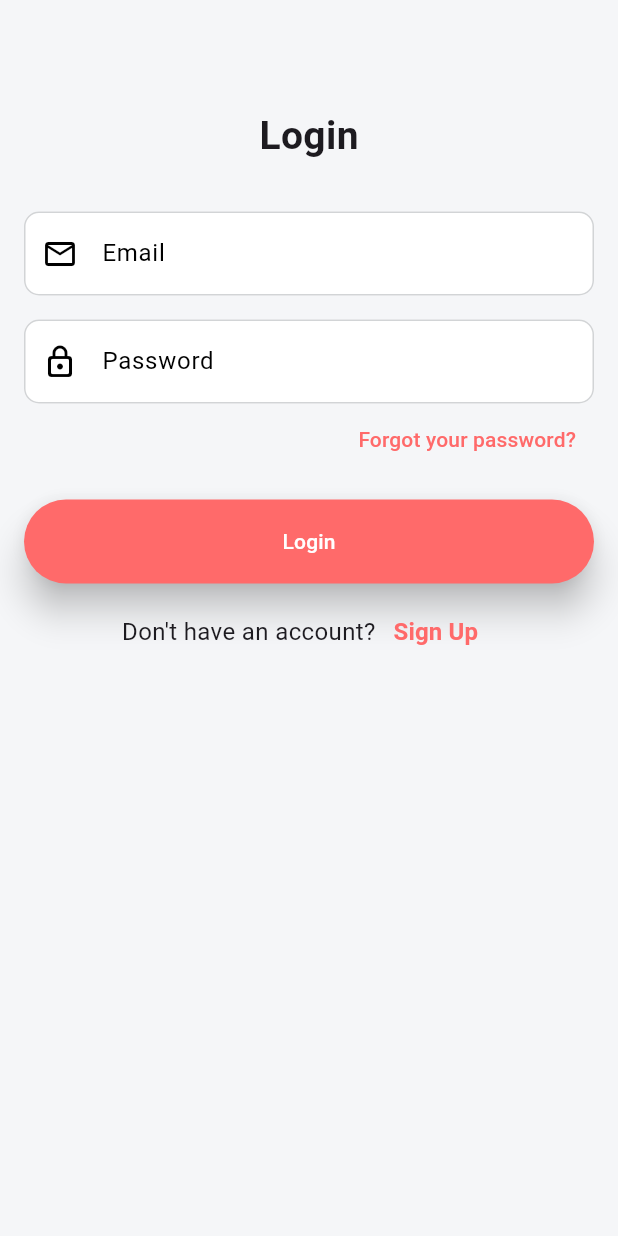
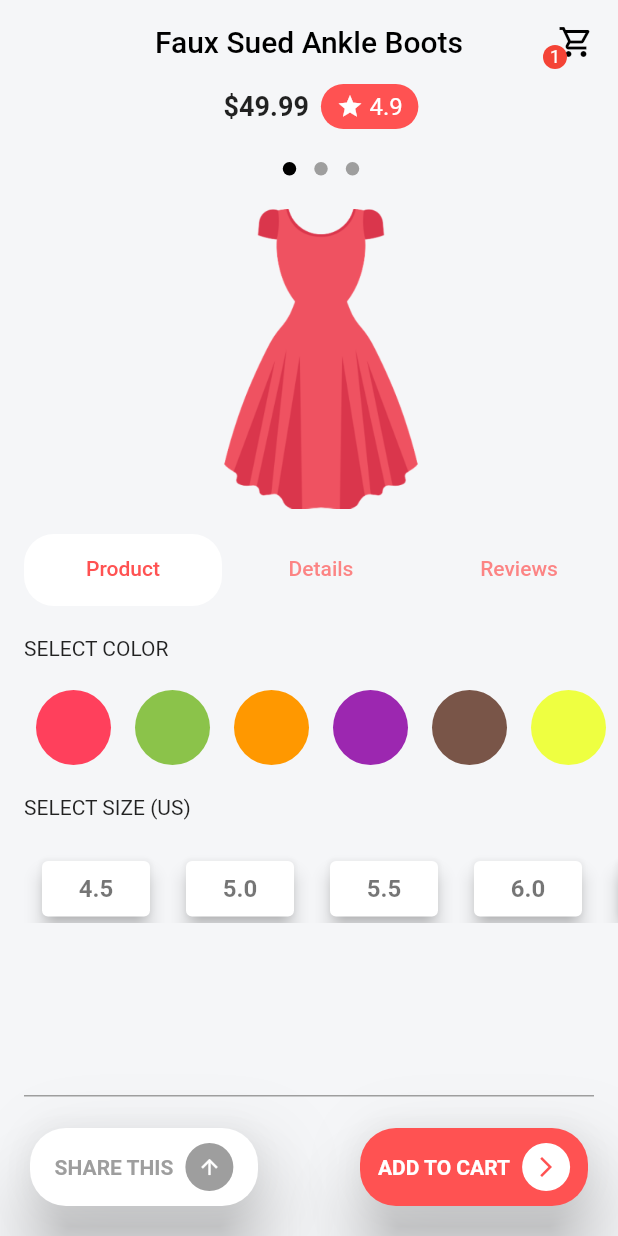
Before and after one commit to AliaaAbdelkarimBastawy/ShopifyApp, a Flutter app: the screen it shows after launch, on a phone screen of 412 x 824 dp. Run offline on Flutter 3.47's test engine with Material 3 defaults, Android fonts, the phone set to English and light mode, and no system bars; drawn by our look-alikes of carousel_slider, dots_indicator, modal_progress_hud_nsn; our stand-ins replace cloud_firestore, firebase_auth, firebase_core, font_awesome_flutter; accounts and stored records are empty.

Commit message:
"ProductDetailsView is Partially Done!"

```diff
--- /dev/null
+++ b/lib/Views/ProductDetailsView.dart
@@ -0,0 +1,254 @@
+import 'package:carousel_slider/carousel_slider.dart';
+import 'package:dots_indicator/dots_indicator.dart';
+import 'package:flutter/cupertino.dart';
+import 'package:flutter/material.dart';
+
+import '../components/CustomSelectColorWidget.dart';
+import '../components/CustomSelectSizeWidget.dart';
+import '../components/ShareCustomBtn.dart';
+
+class ProductDetailsView extends StatefulWidget {
+  const ProductDetailsView({Key? key}) : super(key: key);
+
+  static String id = "ProductDetailsView";
+
+  @override
+  State<ProductDetailsView> createState() => _ProductDetailsViewState();
+}
+int isColorSelected = -1;
+int isSizeSelected = -1;
+
+
+class _ProductDetailsViewState extends State<ProductDetailsView> {
+
+  final items = [
+    Image.asset('assets/images/dresses.png'),
+    Image.asset('assets/images/pants.png'),
+    Image.asset('assets/images/dresses.png'),
+  ];
+
+  int currentIndex = 0;
+
+  @override
+  Widget build(BuildContext context) {
+    List<Color> ColorsList = [const Color(0xFFFF405C), Colors.lightGreen, Colors.orange,
+      Colors.purple, Colors.brown, Colors.limeAccent,Colors.black, Colors.blue];
+
+    List<String> SizeList = ['4.5', '5.0', '5.5',
+      '6.0', '6.5', '7.0','7.5', '8.0'];
+    return Scaffold(
+      backgroundColor: const Color(0xFFF5F6F8),
+      appBar: AppBar(
+        elevation: 0,
+        backgroundColor:  const Color(0xFFF5F6F8),
+        centerTitle: true,
+        title: const Text('Faux Sued Ankle Boots',
+          style: TextStyle(color: Colors.black),),
+        actions: const [
+          Center(
+            child: Stack(
+              clipBehavior: Clip.none,
+              children: [
+                Padding(
+                  padding: EdgeInsets.only(right: 16.0),
+                  child: Icon(
+                    Icons.shopping_cart_outlined,
+                    color: Colors.black,
+                  ),
+                ),
+                Positioned(
+                  left: -10,
+                  bottom: -6,
+                  child: CircleAvatar(
+                    backgroundColor: Colors.red,
+                    radius: 8,
+                    child: Center(child:
+                    Text("1", style: TextStyle(color: Colors.white, fontSize: 12),)),
+                  ),
+                )
+              ],
+            ),
+          ),
+        ],
+        ),
+      body: Padding(
+        padding: const EdgeInsets.only(
+            left: 16.0, bottom: 16.0),
+        child: Column(
+          crossAxisAlignment: CrossAxisAlignment.start,
+          children: [
+            Row(
+              mainAxisAlignment: MainAxisAlignment.center,
+              children: [
+                const Text(r'$49.99', style: TextStyle(
+                    fontSize: 18,
+                    fontWeight: FontWeight.bold),),
+                const SizedBox(width: 8,),
+                Container(
+                  width: 65,
+                  height: 30,
+                  decoration: BoxDecoration(
+                    borderRadius: BorderRadius.circular(16),
+                    color: Colors.redAccent,
+                  ),
+
+                  child: const Row(
+                    mainAxisAlignment: MainAxisAlignment.center,
+                    children: [
+                      Icon(Icons.star, size: 18, color: Colors.white,),
+                      SizedBox(width: 4,),
+                      Text('4.9', style: TextStyle(
+                          color: Colors.white, fontSize: 16),),
+                    ],
+                  ),
+                )
+              ],
+            ),
+            const SizedBox(height: 16,),
+            Column(
+              children: [
+                DotsIndicator(
+                  dotsCount: items.length,
+                  position: currentIndex,
+                  decorator: const DotsDecorator(// Inactive color
+                    activeColor: Colors.black,
+                  ),
+                ),
+                const SizedBox(height: 16,),
+                CarouselSlider(
+                  options: CarouselOptions(
+                    height: 200,
+                    autoPlay: false,
+                    aspectRatio: 2.0,
+                    enlargeCenterPage: true,
+                    onPageChanged: (index, reason) {
+                      setState(() {
+                        currentIndex = index;
+                      });
+                    },
+                  ),
+                  items: items,
+                ),
+                const SizedBox(height: 16,),
+              ],
+            ),
+            // const Spacer(),
+            Expanded(
+              child: DefaultTabController(
+                length: 3,
+                child: Scaffold(
+                  backgroundColor:  const Color(0xFFF5F6F8),
+                  appBar: AppBar(
+                    backgroundColor:  const Color(0xFFF5F6F8),
+                    elevation: 0,
+                    toolbarHeight: 1,
+                    bottom: TabBar(
+                      indicator: BoxDecoration(
+                        color: Colors.white, // Customize the indicator color here
+                        borderRadius:
+                        BorderRadius.circular(20), // Adjust the border radius
+                      ),
+                      labelColor: Colors.redAccent,
+                      tabs: const [
+                        Tab(text: 'Product',),
+                        Tab(text: 'Details',),
+                        Tab(text: 'Reviews',),
+                      ],
+                    ),
+                  ),
+                  body:  Padding(
+                    padding: const EdgeInsets.only(top: 8.0),
+                    child: TabBarView(
+                      children: [
+                       Container(
+                         color:  const Color(0xFFF5F6F8),
+                         child: Column(
+                           crossAxisAlignment: CrossAxisAlignment.start,
+                           children: [
+                             const SizedBox(height: 12,),
+                             const Text('SELECT COLOR'),
+                             SizedBox(
+                               height: 90,
+                               child: ListView.builder(
+                                   scrollDirection: Axis.horizontal,
+                                   itemCount: ColorsList.length,
+                                   itemBuilder: (context,index)
+                                   {
+                                     return GestureDetector(
+                                       onTap: ()
+                                       {
+                                         print('Tapped');
+                                         print(index);
+                                         setState(() {
+                                           isColorSelected = index;
+                                         });
+                                       },
+                                       child: CustomSelectColorWidget(
+                                         isSelected: (isColorSelected == index) ? true : false,
+                                         WhichColor: ColorsList[index],),
+                                     );
+                                   }),
+                             ),
+                             const Text('SELECT SIZE (US)'),
+                             const SizedBox(height: 24,),
+                             Container(
+                               height: 45,
+                               child: ListView.builder(
+                                   scrollDirection: Axis.horizontal,
+                                   itemCount: SizeList.length,
+                                   itemBuilder: (context,index)
+                                   {
+                                     return GestureDetector(
+                                       onTap: ()
+                                       {
+                                         setState(() {
+                                           isSizeSelected = index;
+                                         });
+                                       },
+                                       child: CustomSelectSizeWidget(
+                                         sizeTxt:SizeList[index],
+                                         isSelected: (isSizeSelected == index) ? true : false,),
+                                     );
+                                   }),
+                             ),
+                           ],
+                         ),
+                       ),
+                        Icon(Icons.directions_transit),
+                        Icon(Icons.directions_bike),
+                      ],
+                    ),
+                  ),
+                ),
+              ),
+            ),
+            const Padding(
+              padding: EdgeInsets.only(right: 16.0),
+              child: Divider(color: Colors.grey,
+                height: 35,thickness: 1,),
+            ),
+            Padding(
+              padding: const EdgeInsets.only(right: 16.0),
+              child: Row(
+                mainAxisAlignment: MainAxisAlignment.spaceBetween,
+                children: [
+                  ShareCustomBtn(
+                    btnTxt: 'SHARE THIS',
+                    txtColor: Colors.grey,
+                    btnColor: Colors.white,
+                    btnIcon: Icons.arrow_upward,),
+                  ShareCustomBtn(
+                    btnTxt: 'ADD TO CART',
+                    txtColor: Colors.white,
+                    btnColor: Colors.redAccent,
+                    btnIcon: Icons.arrow_forward_ios_outlined,),
+                ],
+              ),
+            )
+          ],
+        ),
+      ),
+      );
+
+  }
+}
--- /dev/null
+++ b/lib/components/CustomSelectColorWidget.dart
@@ -0,0 +1,29 @@
+import 'package:flutter/cupertino.dart';
+import 'package:flutter/material.dart';
+
+class CustomSelectColorWidget extends StatelessWidget {
+  bool isSelected =false;
+  Color WhichColor;
+   CustomSelectColorWidget({
+    super.key,
+     required this.isSelected, required this.WhichColor
+  });
+
+  @override
+  Widget build(BuildContext context) {
+    return Padding(
+      padding: const EdgeInsets.symmetric(horizontal: 8.0),
+      child: (
+          CircleAvatar(
+            radius: 25,
+            backgroundColor: WhichColor,
+            child: Visibility(
+              visible: isSelected? true : false,
+              child: const Icon(Icons.done,
+                color: Colors.white,size: 25,),
+            ),
+          )
+      ),
+    );
+  }
+}
--- /dev/null
+++ b/lib/components/CustomSelectSizeWidget.dart
@@ -0,0 +1,29 @@
+import 'package:flutter/cupertino.dart';
+import 'package:flutter/material.dart';
+
+class CustomSelectSizeWidget extends StatelessWidget {
+  String sizeTxt;
+  bool isSelected;
+   CustomSelectSizeWidget({
+    super.key,
+     required this.sizeTxt,
+     required this.isSelected
+  });
+
+  @override
+  Widget build(BuildContext context) {
+    return Padding(
+        padding: const EdgeInsets.symmetric(horizontal: 8.0),
+        child: Container(
+          width: 80,
+          child: Card(
+            elevation: 5,
+            child: Center(child: Text(sizeTxt,
+              style: TextStyle(
+                fontWeight: FontWeight.bold,fontSize: 16,
+                  color: isSelected? Colors.redAccent : Colors.black54 ),)),
+          ),
+        )
+    );
+  }
+}
--- /dev/null
+++ b/lib/components/ShareCustomBtn.dart
@@ -0,0 +1,58 @@
+import 'package:flutter/cupertino.dart';
+import 'package:flutter/material.dart';
+
+class ShareCustomBtn extends StatelessWidget {
+  String btnTxt;
+  Color btnColor;
+  Color txtColor;
+  IconData btnIcon;
+
+   ShareCustomBtn({
+    super.key,
+     required this.btnTxt, required this.txtColor,
+     required this.btnColor, required this.btnIcon
+  });
+
+  @override
+  Widget build(BuildContext context) {
+    return Container(
+      height: 60,
+      width: 160,
+      decoration: BoxDecoration(
+        boxShadow: [
+          BoxShadow(
+            blurRadius: 40,
+            color: Colors.grey.withOpacity(0.2),
+            spreadRadius: 0,
+            offset: const Offset(10, 10),
+          )],
+      ),
+      child: Card(
+        color: btnColor,
+        shape: RoundedRectangleBorder(
+          borderRadius: BorderRadius.circular(24),
+        ),
+        elevation: 20,
+        child:  Padding(
+          padding: const EdgeInsets.symmetric(horizontal: 8.0),
+          child: Row(
+            mainAxisAlignment: MainAxisAlignment.center,
+            children: [
+               Text(btnTxt,
+                style: TextStyle(color:txtColor, fontWeight: FontWeight.bold),),
+              const SizedBox(width: 8,),
+              CircleAvatar(
+                backgroundColor: txtColor,
+                radius: 16,
+                child: IconButton(
+                    onPressed: (){},
+                    icon:  Center(child: Icon(btnIcon,
+                      color: btnColor, size: 16,))),
+              )
+
+            ],                ),
+        ),
+      ),
+    );
+  }
+}
--- a/lib/main.dart
+++ b/lib/main.dart
@@ -1,6 +1,7 @@
 import 'package:flutter/material.dart';
 import 'package:shopify_app/Views/HomeView.dart';
 import 'package:shopify_app/Views/LoginView.dart';
+import 'package:shopify_app/Views/ProductDetailsView.dart';
 import 'package:shopify_app/Views/SignUpView.dart';
 import 'package:firebase_core/firebase_core.dart';
 import 'firebase_options.dart';
@@ -17,15 +18,19 @@ void main() async{
 
   runApp(ChangeNotifierProvider(create: (context) => Model(),
     child:  MaterialApp(
+      theme: ThemeData(
+          useMaterial3: false
+      ),
       routes: {
         LoginView.id : (Context) => const LoginView(),
         SignUpView.id : (Context) =>  SignUpView(),
         HomeView.id : (Context) =>  HomeView(),
+        ProductDetailsView.id : (context) => const ProductDetailsView()
       },
+
       debugShowCheckedModeBanner: false,
-      initialRoute: LoginView.id,
+      initialRoute: ProductDetailsView.id,
     ), ));
-
 }
 
 
--- a/pubspec.yaml
+++ b/pubspec.yaml
@@ -41,6 +41,8 @@ dependencies:
   cloud_firestore: ^4.13.6
   provider: ^6.0.5
   font_awesome_flutter:
+  carousel_slider: ^4.2.1
+  dots_indicator: ^3.0.0
 
 dev_dependencies:
   flutter_test:
```
Also changed, not shown: assets/images/dresses.png, lib/components/ProductTabBody.dart (added), pubspec.lock, 1 other file.
